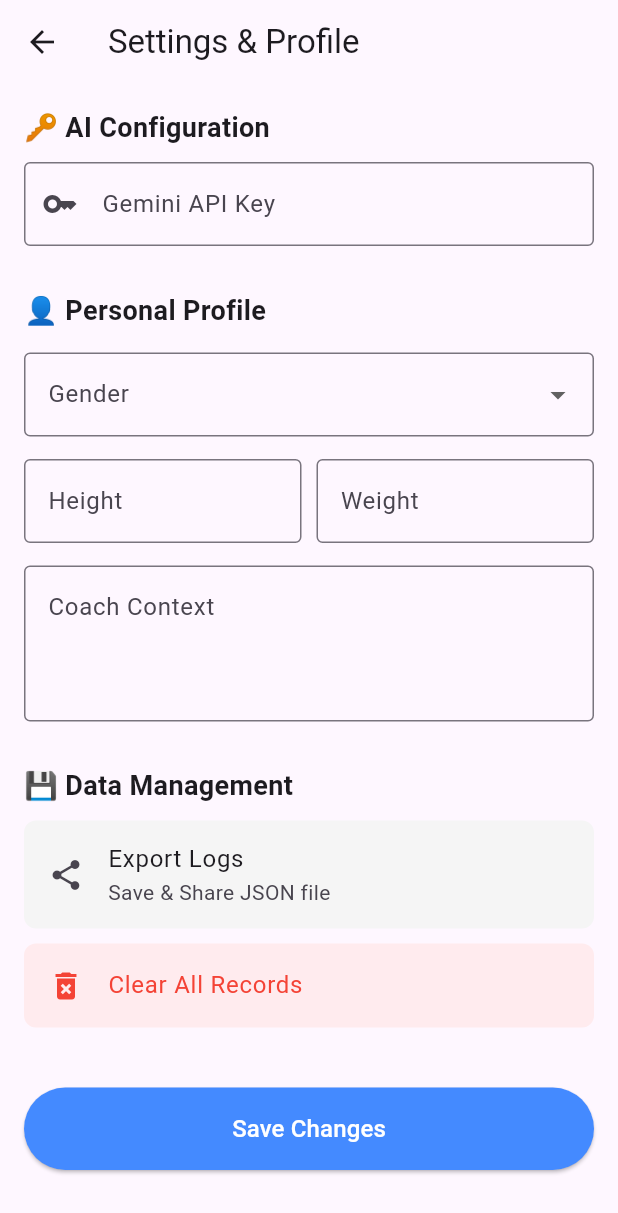
After one commit to RyanZou55/Gymini, a Flutter app: the screen it shows after launch, after a tap on the "settings" icon, on a phone screen of 412 x 824 dp. The commit adds this screen. Shown: the top 1213 px of the screen. Run offline on Flutter 3.47's test engine with Material 3 defaults, Android fonts, the phone set to English and light mode, and no system bars; our stand-ins replace dash_chat_2, google_generative_ai, share_plus, shared_preferences, sqflite; accounts and stored records are empty.

Commit message:
Add: setting page for API key, personal information

```diff
--- /dev/null
+++ b/lib/features/settings/settings_screen.dart
@@ -0,0 +1,268 @@
+import 'dart:io';
+import 'package:flutter/material.dart';
+import 'package:shared_preferences/shared_preferences.dart';
+import 'package:path_provider/path_provider.dart';
+import 'package:share_plus/share_plus.dart';
+import '../../services/database_service.dart';
+
+class SettingsScreen extends StatefulWidget {
+  const SettingsScreen({super.key});
+
+  @override
+  State<SettingsScreen> createState() => _SettingsScreenState();
+}
+
+class _SettingsScreenState extends State<SettingsScreen> {
+  final _apiKeyController = TextEditingController();
+  final _heightController = TextEditingController();
+  final _weightController = TextEditingController();
+  final _extraContextController = TextEditingController();
+
+  String? _selectedGender;
+  bool _isLoading = true;
+
+  @override
+  void initState() {
+    super.initState();
+    _loadSettings();
+  }
+
+  Future<void> _loadSettings() async {
+    final prefs = await SharedPreferences.getInstance();
+    setState(() {
+      _apiKeyController.text = prefs.getString('custom_api_key') ?? '';
+      _selectedGender = prefs.getString('user_gender');
+      _heightController.text = prefs.getString('user_height') ?? '';
+      _weightController.text = prefs.getString('user_weight') ?? '';
+      _extraContextController.text =
+          prefs.getString('user_extra_context') ?? '';
+      _isLoading = false;
+    });
+  }
+
+  Future<void> _saveSettings() async {
+    final prefs = await SharedPreferences.getInstance();
+
+    if (_apiKeyController.text.trim().isEmpty) {
+      await prefs.remove('custom_api_key');
+    } else {
+      await prefs.setString('custom_api_key', _apiKeyController.text.trim());
+    }
+
+    if (_selectedGender != null) {
+      await prefs.setString('user_gender', _selectedGender!);
+    }
+
+    await prefs.setString('user_height', _heightController.text.trim());
+    await prefs.setString('user_weight', _weightController.text.trim());
+    await prefs.setString(
+        'user_extra_context', _extraContextController.text.trim());
+
+    if (mounted) {
+      ScaffoldMessenger.of(context).showSnackBar(
+          const SnackBar(content: Text('Profile & Settings Saved!')));
+      // REMOVED Navigator.pop(context) to stay on this screen
+    }
+  }
+
+  // --- DATA ACTIONS ---
+
+  Future<void> _exportData() async {
+    try {
+      // 1. Generate clean JSON
+      final jsonString = await DatabaseService().exportDataAsJson();
+
+      // 2. Save to file
+      final directory = await getApplicationDocumentsDirectory();
+      final path = '${directory.path}/gymini_logs.json';
+      final file = File(path);
+      await file.writeAsString(jsonString);
+
+      print("✅ File saved locally at: $path");
+
+      // 3. SHARE THE FILE
+      if (mounted) {
+        // We calculate the screen size to give the iPad/Mac popover a place to anchor
+        final box = context.findRenderObject() as RenderBox?;
+
+        await Share.shareXFiles(
+          [XFile(path)],
+          text: 'My Gymini Workout Logs',
+          // FIX: This 'sharePositionOrigin' is required for iPad/Mac to prevent crashing
+          sharePositionOrigin: box != null
+              ? box.localToGlobal(Offset.zero) & box.size
+              : const Rect.fromLTWH(0, 0, 100, 100),
+        );
+      }
+    } catch (e) {
+      // PRINT ERROR TO TERMINAL
+      print("🔴 Export Error: $e");
+
+      if (mounted) {
+        ScaffoldMessenger.of(context)
+            .showSnackBar(SnackBar(content: Text("Export Failed: $e")));
+      }
+    }
+  }
+
+  Future<void> _clearAllData() async {
+    bool? confirm = await showDialog(
+      context: context,
+      builder: (_) => AlertDialog(
+        title: const Text("⚠️ Delete Everything?"),
+        content: const Text(
+            "This will permanently delete ALL your workout logs. This cannot be undone."),
+        actions: [
+          TextButton(
+              onPressed: () => Navigator.pop(context, false),
+              child: const Text("Cancel")),
+          TextButton(
+              onPressed: () => Navigator.pop(context, true),
+              child: const Text("DELETE", style: TextStyle(color: Colors.red))),
+        ],
+      ),
+    );
+
+    if (confirm == true) {
+      try {
+        await DatabaseService().clearAllData();
+        print("✅ Data Cleared Successfully");
+        if (mounted) {
+          ScaffoldMessenger.of(context).showSnackBar(
+              const SnackBar(content: Text("All records deleted.")));
+        }
+      } catch (e) {
+        print("🔴 Clear Data Error: $e");
+      }
+    }
+  }
+
+  @override
+  Widget build(BuildContext context) {
+    return Scaffold(
+      appBar: AppBar(title: const Text('Settings & Profile')),
+      body: _isLoading
+          ? const Center(child: CircularProgressIndicator())
+          : ListView(
+              padding: const EdgeInsets.all(16),
+              children: [
+                // API KEY
+                const Text("🔑 AI Configuration",
+                    style:
+                        TextStyle(fontSize: 18, fontWeight: FontWeight.bold)),
+                const SizedBox(height: 10),
+                TextField(
+                  controller: _apiKeyController,
+                  decoration: const InputDecoration(
+                      labelText: "Gemini API Key",
+                      border: OutlineInputBorder(),
+                      prefixIcon: Icon(Icons.key)),
+                ),
+
+                const SizedBox(height: 30),
+
+                // PROFILE
+                const Text("👤 Personal Profile",
+                    style:
+                        TextStyle(fontSize: 18, fontWeight: FontWeight.bold)),
+                const SizedBox(height: 15),
+
+                DropdownButtonFormField<String>(
+                  value: _selectedGender,
+                  decoration: const InputDecoration(
+                      labelText: 'Gender', border: OutlineInputBorder()),
+                  items: ['Male', 'Female'].map((String value) {
+                    return DropdownMenuItem<String>(
+                        value: value, child: Text(value));
+                  }).toList(),
+                  onChanged: (newValue) =>
+                      setState(() => _selectedGender = newValue),
+                ),
+
+                const SizedBox(height: 15),
+
+                Row(
+                  children: [
+                    Expanded(
+                      child: TextField(
+                        controller: _heightController,
+                        keyboardType: TextInputType.number,
+                        decoration: const InputDecoration(
+                            labelText: "Height",
+                            border: OutlineInputBorder(),
+                            suffixText: "cm"),
+                      ),
+                    ),
+                    const SizedBox(width: 10),
+                    Expanded(
+                      child: TextField(
+                        controller: _weightController,
+                        keyboardType: TextInputType.number,
+                        decoration: const InputDecoration(
+                            labelText: "Weight",
+                            border: OutlineInputBorder(),
+                            suffixText: "kg"),
+                      ),
+                    ),
+                  ],
+                ),
+
+                const SizedBox(height: 15),
+                TextField(
+                  controller: _extraContextController,
+                  maxLines: 3,
+                  decoration: const InputDecoration(
+                    labelText: "Coach Context",
+                    hintText:
+                        "e.g., I'm pregnant, recovering from injury, on a diet... anything your AI coach should know.",
+                    border: OutlineInputBorder(),
+                    alignLabelWithHint: true,
+                  ),
+                ),
+
+                const SizedBox(height: 30),
+
+                // DATA
+                const Text("💾 Data Management",
+                    style:
+                        TextStyle(fontSize: 18, fontWeight: FontWeight.bold)),
+                const SizedBox(height: 10),
+
+                ListTile(
+                  leading: const Icon(Icons.share),
+                  title: const Text("Export Logs"),
+                  subtitle: const Text("Save & Share JSON file"),
+                  onTap: _exportData,
+                  tileColor: Colors.grey[100],
+                  shape: RoundedRectangleBorder(
+                      borderRadius: BorderRadius.circular(8)),
+                ),
+                const SizedBox(height: 10),
+                ListTile(
+                  leading: const Icon(Icons.delete_forever, color: Colors.red),
+                  title: const Text("Clear All Records",
+                      style: TextStyle(color: Colors.red)),
+                  onTap: _clearAllData,
+                  tileColor: Colors.red[50],
+                  shape: RoundedRectangleBorder(
+                      borderRadius: BorderRadius.circular(8)),
+                ),
+
+                const SizedBox(height: 40),
+
+                ElevatedButton(
+                  onPressed: _saveSettings,
+                  style: ElevatedButton.styleFrom(
+                    padding: const EdgeInsets.all(16),
+                    backgroundColor: Colors.blueAccent,
+                    foregroundColor: Colors.white,
+                  ),
+                  child: const Text("Save Changes",
+                      style: TextStyle(fontSize: 16)),
+                ),
+                const SizedBox(height: 30),
+              ],
+            ),
+    );
+  }
+}
--- a/lib/main.dart
+++ b/lib/main.dart
@@ -2,25 +2,11 @@
 import 'package:flutter/material.dart';
 import 'package:provider/provider.dart';
 import 'providers/chat_provider.dart';
-import 'package:flutter_dotenv/flutter_dotenv.dart';
 import 'features/log_workout/log_workout_screen.dart';
 import 'features/chat/chat_screen.dart';
+import 'features/settings/settings_screen.dart';
 
-void main() async {
-  //
-  // Ensure Flutter engine is ready before loading .env
-  WidgetsFlutterBinding.ensureInitialized();
-
-  try {
-    // Attempt to load the file
-    await dotenv.load(fileName: ".env");
-  } catch (e) {
-    // If it fails, print the error but DO NOT CRASH the app
-    print("---------------------------------------------------");
-    print("ERROR LOADING .ENV FILE: $e");
-    print("---------------------------------------------------");
-  }
-
+void main() {
   runApp(
     MultiProvider(
       providers: [
@@ -37,23 +23,51 @@ class HomeScreen extends StatelessWidget {
   @override
   Widget build(BuildContext context) {
     return Scaffold(
-      appBar: AppBar(title: const Text('Gymini')),
+      appBar: AppBar(
+        title: const Text('Gymini'),
+        actions: [
+          IconButton(
+            icon: const Icon(
+              Icons.settings,
+              size: 30.0,
+            ),
+            onPressed: () => Navigator.push(context,
+                MaterialPageRoute(builder: (_) => const SettingsScreen())),
+          )
+        ],
+      ),
       body: Center(
+        child: Padding(
+          padding: const EdgeInsets.all(24.0),
           child: Column(
             mainAxisAlignment: MainAxisAlignment.center,
+            crossAxisAlignment: CrossAxisAlignment.stretch,
             children: [
-            ElevatedButton(
-              onPressed: () => Navigator.push(context,
-                  MaterialPageRoute(builder: (_) => const LogWorkoutScreen())),
-              child: const Text("Log Workout"),
+              ElevatedButton.icon(
+                onPressed: () => Navigator.push(
+                    context,
+                    MaterialPageRoute(
+                        builder: (_) => const LogWorkoutScreen())),
+                icon: const Icon(Icons.fitness_center),
+                label: const Text("Log Workout"),
+                style: ElevatedButton.styleFrom(
+                    padding: const EdgeInsets.all(20),
+                    textStyle: const TextStyle(fontSize: 18)),
               ),
               const SizedBox(height: 20),
-            ElevatedButton(
+              ElevatedButton.icon(
                 onPressed: () => Navigator.push(context,
                     MaterialPageRoute(builder: (_) => const ChatScreen())),
-              child: const Text("Chat with Coach"),
+                icon: const Icon(Icons.chat_bubble),
+                label: const Text("Chat with your AI Coach"),
+                style: ElevatedButton.styleFrom(
+                  padding: const EdgeInsets.all(20),
+                  textStyle: const TextStyle(fontSize: 18),
+                  //backgroundColor: Colors.blue[50]
+                ),
               ),
             ],
+          ),
         ),
       ),
     );
--- a/lib/services/ai_service.dart
+++ b/lib/services/ai_service.dart
@@ -1,42 +1,74 @@
+// lib/services/ai_service.dart
 import 'package:google_generative_ai/google_generative_ai.dart';
+import 'package:shared_preferences/shared_preferences.dart';
 import 'database_service.dart';
 import '../models/gymini_response.dart';
-import 'package:flutter_dotenv/flutter_dotenv.dart';
 
 class AIService {
-  // Read from .env file
-  static String? get _apiKey => dotenv.env['GEMINI_API_KEY'];
-
-  // 'flash' is faster, cheaper, and smarter at JSON than 'pro'
   static const String _modelName = 'gemini-flash-latest';
-
   final DatabaseService _dbService = DatabaseService();
 
   Future<GyminiResponse> sendMessage(String userMessage) async {
-    // Safety Check
-    if (_apiKey == null || _apiKey!.isEmpty) {
+    // 1. Fetch Key directly from storage
+    final prefs = await SharedPreferences.getInstance();
+    String? apiKey = prefs.getString('custom_api_key');
+
+    // 2. If NO key is saved, stop immediately and guide user
+    if (apiKey == null || apiKey.isEmpty) {
       return GyminiResponse(
-          responseText: "System Error: API Key missing in .env file.",
+          responseText:
+              "🚫 No API Key Found.\n\nPlease go to Settings (Top Right Gear Icon) and paste your Google Gemini API Key to activate the coach.",
           actionType: "general_chat");
     }
 
     try {
+      // Workout History Context
       String history = await _dbService.getContextForAI();
+      // User Profile Context
 
-      // --- MASTER SCHEMA ---
+      String gender = prefs.getString('user_gender') ?? 'Not specified';
+      String height = prefs.getString('user_height') ?? '';
+      if (height.isNotEmpty && !height.toLowerCase().contains('cm')) {
+        height += " cm";
+      }
+      String weight = prefs.getString('user_weight') ?? '';
+      if (weight.isNotEmpty && !weight.toLowerCase().contains('kg')) {
+        weight += " kg";
+      }
+      String extraContext = prefs.getString('user_extra_context') ?? '';
+
+      // Construct the "User Profile" block
+      String userProfile = '''
+      USER PROFILE:
+      - Gender: $gender
+      - Height: $height
+      - Weight: $weight
+      - Additional Context: $extraContext
+      ''';
+
+      // Update the Prompt
+      final prompt = '''
+      You are Gymini, an elite strength coach.
+
+      $userProfile
+
+      WORKOUT HISTORY:
+      $history
+
+      USER QUESTION: "$userMessage"
+      ''';
+
       final responseSchema = Schema.object(properties: {
-        'response_text': Schema.string(description: "Conversational answer."),
+        'response_text': Schema.string(),
         'action_type': Schema.enumString(enumValues: [
           'general_chat',
           'routine_suggestion',
           'analysis',
           'education',
           'adjustment'
-        ], description: "Type of response."),
-        'analysis_insight': Schema.string(
-            description: "The underlying problem/pattern identified."),
-        'actionable_advice':
-            Schema.string(description: "The specific solution."),
+        ]),
+        'analysis_insight': Schema.string(),
+        'actionable_advice': Schema.string(),
         'suggested_routine': Schema.array(
             items: Schema.object(properties: {
           'exercise_name': Schema.string(),
@@ -60,21 +92,12 @@ class AIService {
 
       final model = GenerativeModel(
         model: _modelName,
-        apiKey: _apiKey!,
+        apiKey: apiKey,
         generationConfig: GenerationConfig(
           responseMimeType: 'application/json',
           responseSchema: responseSchema,
         ),
       );
-
-      final prompt = '''
-      You are Gymini, an elite strength coach.
-
-      CONTEXT:
-      $history
-
-      USER QUESTION: "$userMessage"
-      ''';
 
       final response = await model.generateContent([Content.text(prompt)]);
 
@@ -82,18 +105,17 @@ class AIService {
 
       return GyminiResponse.fromJson(response.text!);
     } catch (e) {
-      print("AI Error: $e");
-
-      // Fallback if context is somehow TOO massive (rare with Flash model)
-      if (e.toString().contains('400')) {
+      // 3. Catch Invalid Key Errors (e.g., user typed 'abc' instead of a real key)
+      if (e.toString().contains("API key not valid") ||
+          e.toString().contains("403")) {
         return GyminiResponse(
             responseText:
-                "My memory is a bit full. I'll read just the recent logs next time.",
+                "⚠️ Your API Key is invalid.\n\nPlease go to Settings and ensure you copied the key correctly from Google AI Studio.",
             actionType: "general_chat");
       }
 
       return GyminiResponse(
-          responseText: "System Error: $e", actionType: "general_chat");
+          responseText: "Connection Error: $e", actionType: "general_chat");
     }
   }
 }
--- a/pubspec.yaml
+++ b/pubspec.yaml
@@ -21,10 +21,13 @@ dependencies:
   google_generative_ai: ^0.4.0
   flutter_dotenv: ^5.1.0
   dash_chat_2: ^0.0.21
+  shared_preferences: ^2.2.2
 
   # Utilities
   intl: ^0.19.0
   uuid: ^4.3.3
+  path_provider: ^2.1.2
+  share_plus: ^9.0.0
 
 dev_dependencies:
   flutter_test:
```
Also changed, not shown: lib/features/chat/chat_screen.dart (+8 -3 lines), lib/services/database_service.dart (+57 -8 lines), pubspec.lock, 4 other files. Lines whose indentation alone changed are shown as unchanged.
